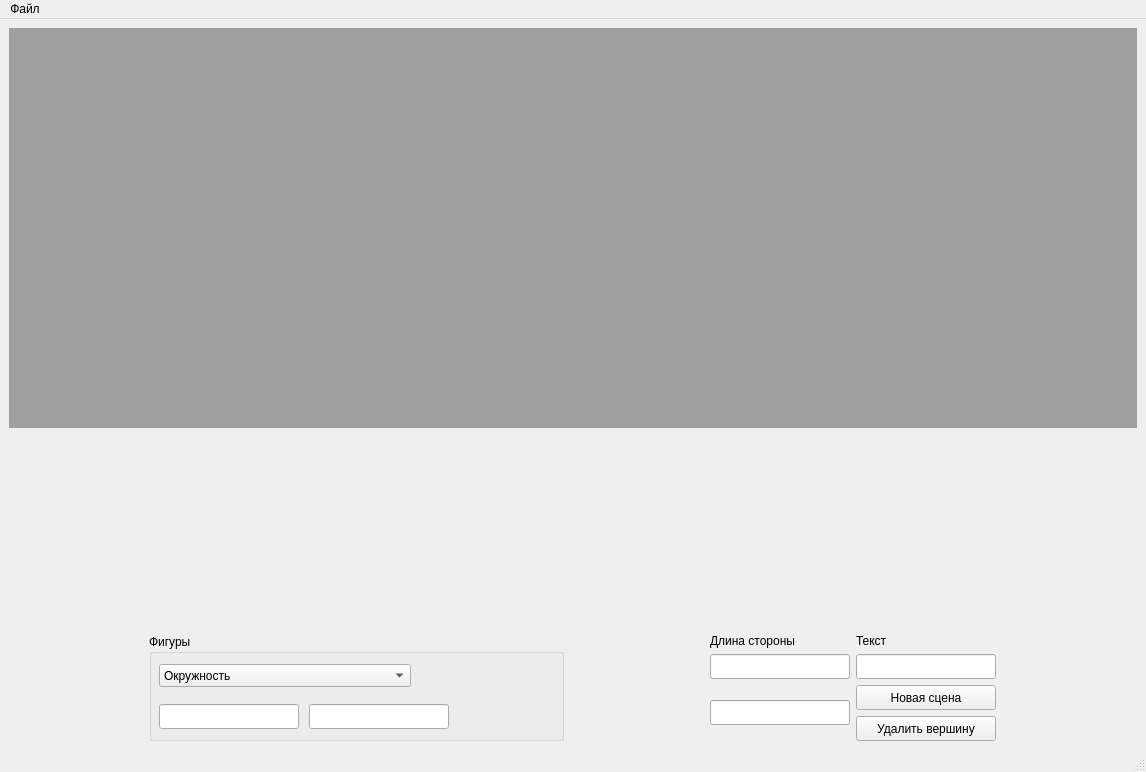
The window that lab2/mainwindow.ui (Sunssshine/SoftwareDesign) describes before a commit, drawn with Qt 5.
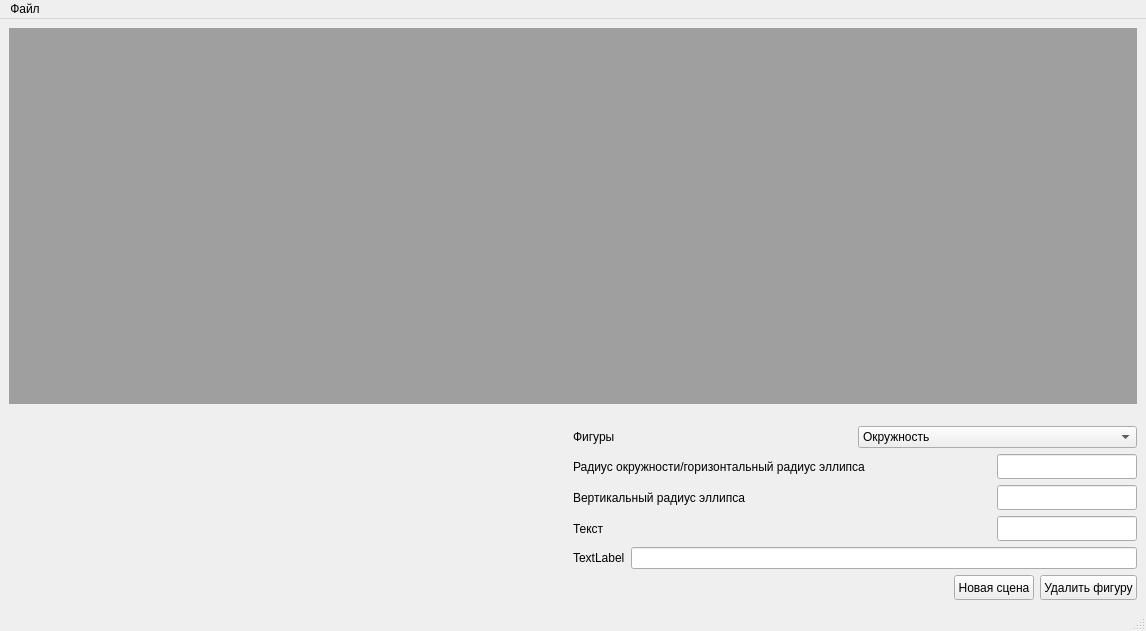
The same window after the commit.

```diff
--- a/lab2/mainwindow.ui
+++ b/lab2/mainwindow.ui
@@ -7,12 +7,12 @@
     <x>0</x>
     <y>0</y>
     <width>1146</width>
-    <height>772</height>
+    <height>631</height>
    </rect>
   </property>
   <property name="minimumSize">
    <size>
-    <width>800</width>
+    <width>950</width>
     <height>570</height>
    </size>
   </property>
@@ -48,78 +48,34 @@
       <item>
        <layout class="QHBoxLayout" name="horizontalLayout">
         <item>
-         <widget class="QGroupBox" name="groupBox">
-          <property name="minimumSize">
+         <spacer name="horizontalSpacer_2">
+          <property name="orientation">
+           <enum>Qt::Horizontal</enum>
+          </property>
+          <property name="sizeHint" stdset="0">
            <size>
-            <width>415</width>
+            <width>0</width>
             <height>0</height>
            </size>
           </property>
-          <property name="maximumSize">
-           <size>
-            <width>415</width>
-            <height>16777215</height>
-           </size>
-          </property>
-          <property name="title">
+         </spacer>
+        </item>
+        <item>
+         <layout class="QVBoxLayout" name="verticalLayout_10">
+          <item>
+           <layout class="QHBoxLayout" name="horizontalLayout_8">
+            <item>
+             <widget class="QLabel" name="label">
+              <property name="enabled">
+               <bool>true</bool>
+              </property>
+              <property name="text">
            <string>Фигуры</string>
           </property>
-          <widget class="QLineEdit" name="radius_2">
-           <property name="geometry">
-            <rect>
-             <x>160</x>
-             <y>70</y>
-             <width>140</width>
-             <height>25</height>
-            </rect>
-           </property>
-           <property name="minimumSize">
-            <size>
-             <width>140</width>
-             <height>25</height>
-            </size>
-           </property>
-           <property name="maximumSize">
-            <size>
-             <width>140</width>
-             <height>16777215</height>
-            </size>
-           </property>
-          </widget>
-          <widget class="QLineEdit" name="radius_1">
-           <property name="geometry">
-            <rect>
-             <x>10</x>
-             <y>70</y>
-             <width>140</width>
-             <height>25</height>
-            </rect>
-           </property>
-           <property name="minimumSize">
-            <size>
-             <width>140</width>
-             <height>25</height>
-            </size>
-           </property>
-           <property name="maximumSize">
-            <size>
-             <width>140</width>
-             <height>16777215</height>
-            </size>
-           </property>
-           <property name="text">
-            <string/>
-           </property>
-          </widget>
+             </widget>
+            </item>
+            <item>
           <widget class="QComboBox" name="chooseObject">
-           <property name="geometry">
-            <rect>
-             <x>10</x>
-             <y>30</y>
-             <width>252</width>
-             <height>23</height>
-            </rect>
-           </property>
            <item>
             <property name="text">
              <string>Окружность</string>
@@ -151,36 +107,26 @@
             </property>
            </item>
           </widget>
-         </widget>
-        </item>
-        <item>
-         <layout class="QVBoxLayout" name="verticalLayout_10"/>
+            </item>
+           </layout>
         </item>
         <item>
-         <layout class="QGridLayout" name="gridLayout">
-          <item row="3" column="0">
-           <layout class="QVBoxLayout" name="verticalLayout_3">
+           <layout class="QHBoxLayout" name="horizontalLayout_2">
             <item>
-             <widget class="QLabel" name="label">
-              <property name="minimumSize">
-               <size>
-                <width>0</width>
-                <height>10</height>
-               </size>
-              </property>
-              <property name="maximumSize">
-               <size>
-                <width>140</width>
-                <height>16777215</height>
-               </size>
-              </property>
+             <widget class="QLabel" name="label_2">
               <property name="text">
-               <string>Длина стороны</string>
+               <string>Радиус окружности/горизонтальный радиус эллипса</string>
               </property>
              </widget>
             </item>
             <item>
-             <widget class="QLineEdit" name="lineEditLength">
+             <widget class="QLineEdit" name="radius_1">
+              <property name="sizePolicy">
+               <sizepolicy hsizetype="Maximum" vsizetype="Fixed">
+                <horstretch>0</horstretch>
+                <verstretch>0</verstretch>
+               </sizepolicy>
+              </property>
               <property name="minimumSize">
                <size>
                 <width>140</width>
@@ -193,14 +139,24 @@
                 <height>16777215</height>
                </size>
               </property>
+              <property name="text">
+               <string/>
+              </property>
              </widget>
             </item>
            </layout>
           </item>
-          <item row="6" column="0">
-           <layout class="QVBoxLayout" name="verticalLayout">
             <item>
-             <widget class="QLineEdit" name="lineEditRadius">
+           <layout class="QHBoxLayout" name="horizontalLayout_6">
+            <item>
+             <widget class="QLabel" name="label_4">
+              <property name="text">
+               <string>Вертикальный радиус эллипса</string>
+              </property>
+             </widget>
+            </item>
+            <item>
+             <widget class="QLineEdit" name="radius_2">
               <property name="minimumSize">
                <size>
                 <width>140</width>
@@ -217,22 +173,10 @@
             </item>
            </layout>
           </item>
-          <item row="3" column="3">
-           <layout class="QVBoxLayout" name="verticalLayout_2">
             <item>
-             <widget class="QLabel" name="label_3">
-              <property name="minimumSize">
-               <size>
-                <width>0</width>
-                <height>10</height>
-               </size>
-              </property>
-              <property name="maximumSize">
-               <size>
-                <width>140</width>
-                <height>16777215</height>
-               </size>
-              </property>
+           <layout class="QHBoxLayout" name="horizontalLayout_7">
+            <item>
+             <widget class="QLabel" name="label_5">
               <property name="text">
                <string>Текст</string>
               </property>
@@ -256,8 +200,35 @@
             </item>
            </layout>
           </item>
-          <item row="6" column="3">
-           <layout class="QVBoxLayout" name="verticalLayout_4">
+          <item>
+           <layout class="QHBoxLayout" name="horizontalLayout_11">
+            <item>
+             <widget class="QLabel" name="label_3">
+              <property name="text">
+               <string>TextLabel</string>
+              </property>
+             </widget>
+            </item>
+            <item>
+             <widget class="QLineEdit" name="lineEdit"/>
+            </item>
+           </layout>
+          </item>
+          <item>
+           <layout class="QHBoxLayout" name="horizontalLayout_9">
+            <item>
+             <spacer name="horizontalSpacer">
+              <property name="orientation">
+               <enum>Qt::Horizontal</enum>
+              </property>
+              <property name="sizeHint" stdset="0">
+               <size>
+                <width>40</width>
+                <height>20</height>
+               </size>
+              </property>
+             </spacer>
+            </item>
             <item>
              <widget class="QPushButton" name="newSceneButton">
               <property name="minimumSize">
@@ -292,7 +263,7 @@
                </size>
               </property>
               <property name="text">
-               <string>Удалить вершину</string>
+               <string>Удалить фигуру</string>
               </property>
              </widget>
             </item>
```
Lines whose indentation alone changed are shown as unchanged.
